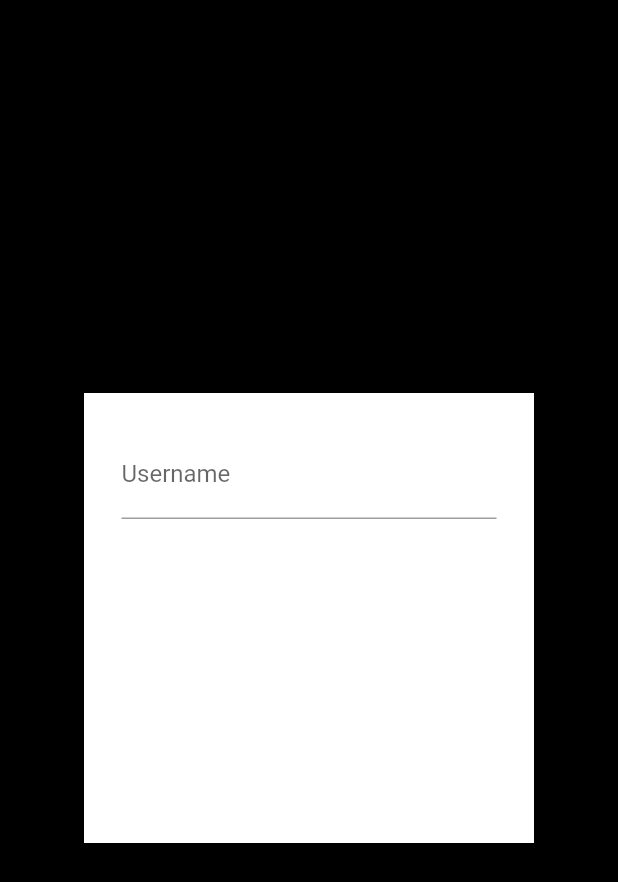
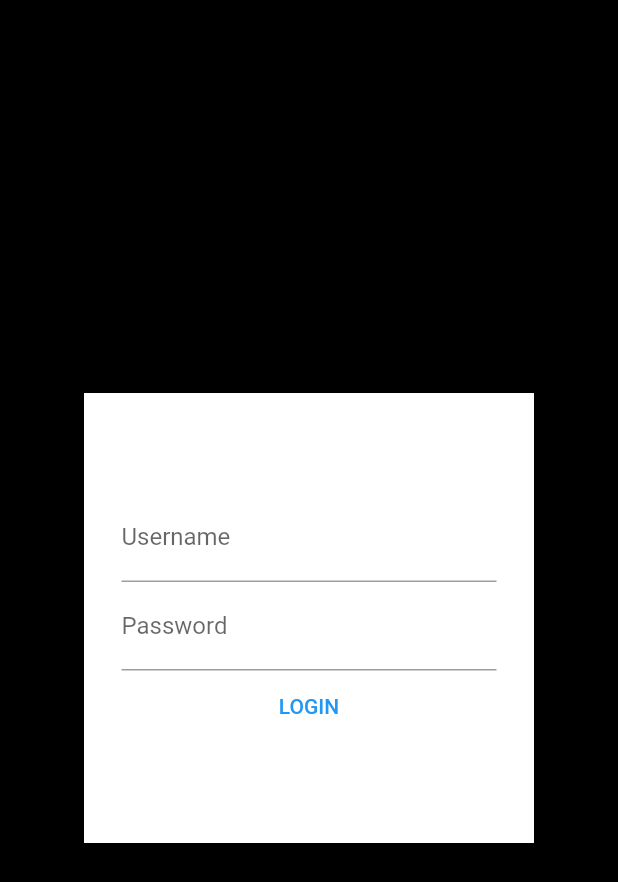
Before and after one commit to 8moses/TrustNotes, a Flutter app: the screen it shows after launch, on a phone screen of 412 x 824 dp. Shown: the top 882 px of the screen. Run offline on Flutter 3.47's test engine with Material 2 defaults, Android fonts, the phone set to English and light mode, and no system bars.

Commit message:
push start of the day

```diff
--- a/filesMo/login_pagina/lib/main.dart
+++ b/filesMo/login_pagina/lib/main.dart
@@ -12,6 +12,7 @@ class MyApp extends StatelessWidget {
   @override
   Widget build(BuildContext context) {
     return MaterialApp(
+      debugShowCheckedModeBanner: false,
       home: Scaffold(
         backgroundColor: Colors.black,
         body: Center(
@@ -20,10 +21,28 @@ class MyApp extends StatelessWidget {
             width: 300,
             color: Colors.white,
             padding: EdgeInsets.all(25),
-            child: TextField(
-              decoration: InputDecoration(
-                labelText: 'Username',
-              ),
+            child: Column(
+              mainAxisAlignment: MainAxisAlignment.center,
+              children: <Widget>[
+                TextField(
+                  decoration: InputDecoration(
+                    labelText: 'Username',
+                  ),
+                ),
+                TextField(
+                  decoration: InputDecoration(
+                    labelText: 'Password',
+                  ),
+                ),
+                TextButton(
+                  style: ButtonStyle(
+                    foregroundColor:
+                        MaterialStateProperty.all<Color>(Colors.blue),
+                  ),
+                  onPressed: () {},
+                  child: Text('LOGIN'),
+                )
+              ],
             ),
           ),
         ),
```
